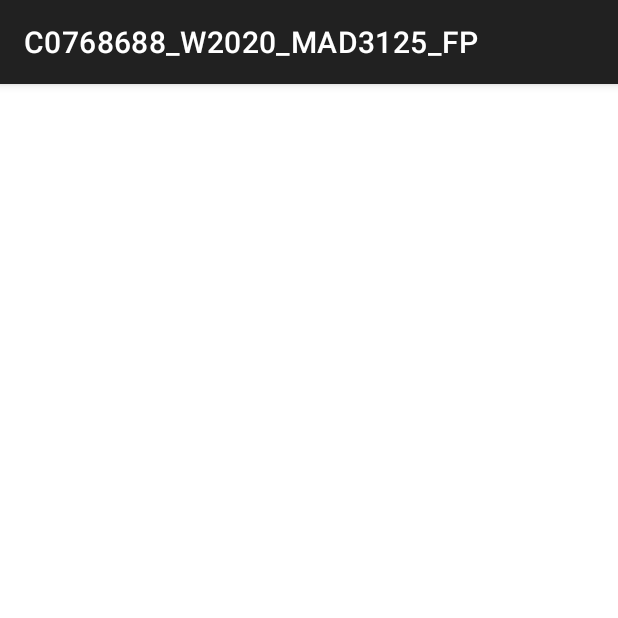
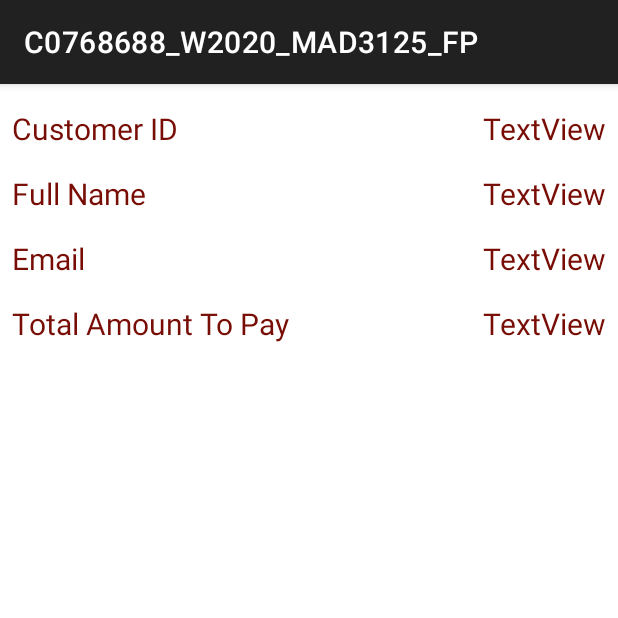
Before and after one commit to GagandeepKaur97/C0768688_W2020_MAD3125_FP, an Android app: the Customer_screen screen opened directly, with no data from a screen before it, on a phone screen of 412 x 824 dp, the top half of it. Run offline under Robolectric (Android 15) with nearby library versions, the phone set to English and light mode, and no system bars.

Commit message:
[gk] customer screen

```diff
--- a/app/src/main/AndroidManifest.xml
+++ b/app/src/main/AndroidManifest.xml
@@ -12,7 +12,8 @@
         android:roundIcon="@mipmap/ic_launcher_round"
         android:supportsRtl="true"
         android:theme="@style/Theme.MaterialComponents.Light.DarkActionBar">
-        <activity android:name=".newmobileBill"></activity>
+        <activity android:name=".list_of_customers"></activity>
+        <activity android:name=".newmobileBill" />
         <activity android:name=".Customer_screen" />
         <activity android:name=".newInternetBill" />
         <activity android:name=".newHydroBill" />
--- a/app/src/main/java/com/gagan/c0768688_w2020_mad3125_fp/Customer_screen.java
+++ b/app/src/main/java/com/gagan/c0768688_w2020_mad3125_fp/Customer_screen.java
@@ -3,8 +3,13 @@ package com.gagan.c0768688_w2020_mad3125_fp;
 import androidx.appcompat.app.AppCompatActivity;
 
 import android.os.Bundle;
+import android.widget.TextView;
 
 public class Customer_screen extends AppCompatActivity {
+    private TextView CustomerId;
+    private TextView FullName;
+    private TextView Email;
+    private TextView TotalAmountToPay;
 
 
     @Override
--- a/app/src/main/java/com/gagan/c0768688_w2020_mad3125_fp/customerAdapter.java
+++ b/app/src/main/java/com/gagan/c0768688_w2020_mad3125_fp/customerAdapter.java
@@ -1,4 +1,4 @@
 package com.gagan.c0768688_w2020_mad3125_fp;
 
-public class customerAdapter {
+public class customerAdapter  {
 }
--- /dev/null
+++ b/app/src/main/java/com/gagan/c0768688_w2020_mad3125_fp/list_of_customers.java
@@ -0,0 +1,15 @@
+package com.gagan.c0768688_w2020_mad3125_fp;
+
+import androidx.appcompat.app.AppCompatActivity;
+
+import android.os.Bundle;
+
+public class list_of_customers extends AppCompatActivity {
+
+
+    @Override
+    protected void onCreate(Bundle savedInstanceState) {
+        super.onCreate(savedInstanceState);
+        setContentView(R.layout.activity_list_of_customers);
+    }
+}
--- a/app/src/main/res/layout/activity_customer_screen.xml
+++ b/app/src/main/res/layout/activity_customer_screen.xml
@@ -6,4 +6,100 @@
     android:layout_height="match_parent"
     tools:context=".Customer_screen">
 
+    <TextView
+        android:id="@+id/textView"
+        android:layout_width="wrap_content"
+        android:layout_height="wrap_content"
+        android:layout_marginStart="8dp"
+        android:layout_marginTop="16dp"
+        android:text="Customer ID"
+        android:textColor="#780D05"
+        android:textSize="20dp"
+        app:layout_constraintStart_toStartOf="parent"
+        app:layout_constraintTop_toTopOf="parent" />
+
+    <TextView
+        android:id="@+id/textView2"
+        android:layout_width="wrap_content"
+        android:layout_height="wrap_content"
+        android:layout_marginStart="8dp"
+        android:layout_marginTop="16dp"
+        android:text="Full Name"
+        android:textColor="#780D05"
+        android:textSize="20dp"
+        app:layout_constraintStart_toStartOf="parent"
+        app:layout_constraintTop_toBottomOf="@+id/textView" />
+
+    <TextView
+        android:id="@+id/textView3"
+        android:layout_width="wrap_content"
+        android:layout_height="wrap_content"
+        android:layout_marginStart="8dp"
+        android:layout_marginTop="16dp"
+        android:text="Email "
+        android:textColor="#780D05"
+        android:textSize="20dp"
+        app:layout_constraintStart_toStartOf="parent"
+        app:layout_constraintTop_toBottomOf="@+id/textView2" />
+
+    <TextView
+        android:id="@+id/textView4"
+        android:layout_width="wrap_content"
+        android:layout_height="wrap_content"
+        android:layout_marginStart="8dp"
+        android:layout_marginTop="16dp"
+        android:text="Total Amount To Pay"
+        android:textColor="#780D05"
+        android:textSize="20dp"
+        app:layout_constraintStart_toStartOf="parent"
+        app:layout_constraintTop_toBottomOf="@+id/textView3" />
+
+    <TextView
+        android:id="@+id/textView5"
+        android:layout_width="wrap_content"
+        android:layout_height="wrap_content"
+        android:layout_marginTop="16dp"
+        android:layout_marginEnd="8dp"
+        android:text="TextView"
+        android:textColor="#780D05"
+        android:textSize="20dp"
+        app:layout_constraintEnd_toEndOf="parent"
+        app:layout_constraintTop_toTopOf="parent" />
+
+    <TextView
+        android:id="@+id/textView6"
+        android:layout_width="wrap_content"
+        android:layout_height="wrap_content"
+        android:layout_marginTop="16dp"
+        android:layout_marginEnd="8dp"
+        android:text="TextView"
+        android:textColor="#780D05"
+        android:textSize="20dp"
+        app:layout_constraintEnd_toEndOf="parent"
+        app:layout_constraintTop_toBottomOf="@+id/textView5" />
+
+    <TextView
+        android:id="@+id/textView7"
+        android:layout_width="wrap_content"
+        android:layout_height="wrap_content"
+        android:layout_marginTop="16dp"
+        android:layout_marginEnd="8dp"
+        android:text="TextView"
+        android:textColor="#780D05"
+        android:textSize="20dp"
+        app:layout_constraintEnd_toEndOf="parent"
+        app:layout_constraintTop_toBottomOf="@+id/textView6" />
+
+    <TextView
+        android:id="@+id/textView8"
+        android:layout_width="wrap_content"
+        android:layout_height="wrap_content"
+        android:layout_marginTop="16dp"
+        android:layout_marginEnd="8dp"
+        android:text="TextView"
+        android:textColor="#780D05"
+        android:textSize="20dp"
+        app:layout_constraintEnd_toEndOf="parent"
+        app:layout_constraintTop_toBottomOf="@+id/textView7" />
+
 </androidx.constraintlayout.widget.ConstraintLayout>
--- /dev/null
+++ b/app/src/main/res/layout/activity_list_of_customers.xml
@@ -0,0 +1,9 @@
+<?xml version="1.0" encoding="utf-8"?>
+<androidx.constraintlayout.widget.ConstraintLayout xmlns:android="http://schemas.android.com/apk/res/android"
+    xmlns:app="http://schemas.android.com/apk/res-auto"
+    xmlns:tools="http://schemas.android.com/tools"
+    android:layout_width="match_parent"
+    android:layout_height="match_parent"
+    tools:context=".list_of_customers">
+
+</androidx.constraintlayout.widget.ConstraintLayout>
```
